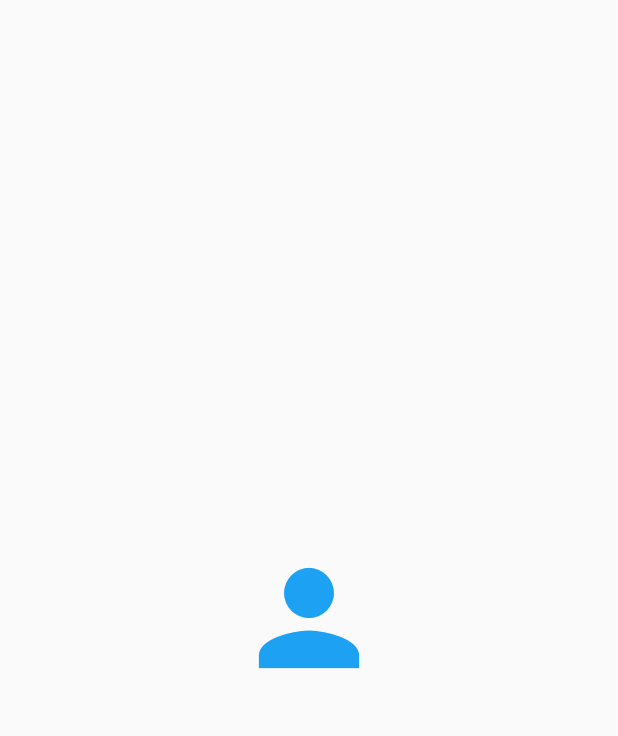
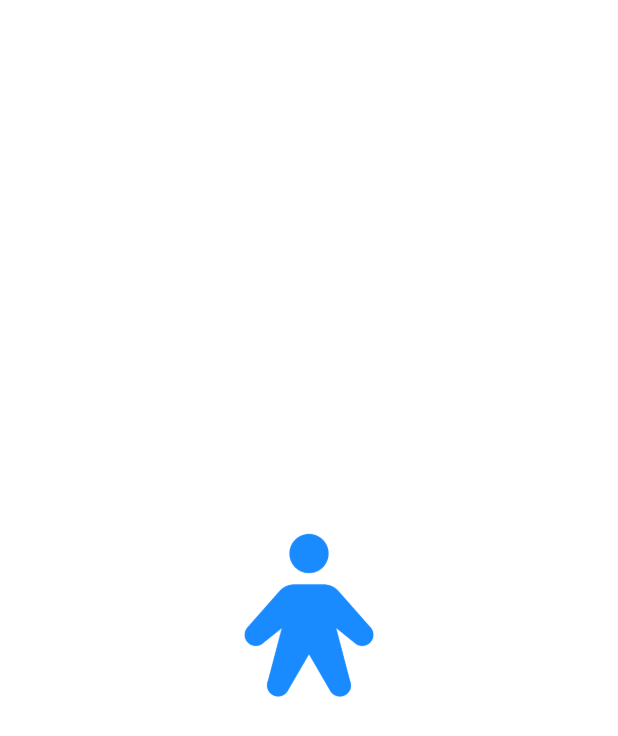
Before and after one commit to ijasmv/employee_app, a Flutter app: the SplashScreen screen opened directly, on a phone screen of 412 x 824 dp. Shown: the top 736 px of the screen. Run offline on Flutter 3.47's test engine with Material 2 defaults, Android fonts, the phone set to English and light mode, and no system bars; our stand-ins replace flutter_bloc, flutter_svg, flutter_swipe_action_cell, freezed_annotation, get_it, injectable and 2 more; accounts and stored records are empty.

Commit message:
delete bug fix

```diff
--- a/lib/application/core/constants/app_images.dart
+++ b/lib/application/core/constants/app_images.dart
@@ -9,4 +9,5 @@ class AppImages {
   static const String icArrow = "$_iconsPath/ic_arrow.svg";
   static const String icPrev = "$_iconsPath/ic_prev.svg";
   static const String icNext = "$_iconsPath/ic_next.svg";
+  static const String launcherIcon = "$_iconsPath/launcher_icon.png";
 }
--- a/lib/application/employee/employee_bloc.dart
+++ b/lib/application/employee/employee_bloc.dart
@@ -72,7 +72,7 @@ class EmployeeBloc extends Bloc<EmployeeEvent, EmployeeState> {
     // Get All Employees
     on<GetEmployees>((event, emit) async {
       final response = await _iEmployeeRepo.getAll();
-      if (response.isNotEmpty) {
+      // if (response.isNotEmpty) {
       List<EmployeeData> cEmp = [];
       List<EmployeeData> pEmp = [];
       for (var emp in response) {
@@ -88,7 +88,7 @@ class EmployeeBloc extends Bloc<EmployeeEvent, EmployeeState> {
         status: const EmployeeStatus.fetched(),
       );
       emit(newState);
-      }
+      // }
     });
   }
 }
--- a/lib/presentation/splash/splash_screen.dart
+++ b/lib/presentation/splash/splash_screen.dart
@@ -1,8 +1,10 @@
 import 'package:employee_app/application/core/constants/app_colors.dart';
+import 'package:employee_app/application/core/constants/app_images.dart';
 import 'package:employee_app/application/employee/employee_bloc.dart';
 import 'package:employee_app/presentation/employee/employee_screen.dart';
 import 'package:flutter/material.dart';
 import 'package:flutter_bloc/flutter_bloc.dart';
+import 'package:flutter_svg/svg.dart';
 
 class SplashScreen extends StatelessWidget {
   const SplashScreen({super.key});
@@ -15,13 +17,13 @@ class SplashScreen extends StatelessWidget {
       Navigator.pushReplacement(
           context, MaterialPageRoute(builder: (ctx) => const EmployeeScreen()));
     });
-    return const Scaffold(
+    return Scaffold(
+        backgroundColor: AppColors.white,
         body: Center(
-      child: Icon(
-        Icons.person,
-        color: AppColors.primaryColor,
-        size: 100,
-      ),
-    ));
+          child: Image.asset(
+            AppImages.launcherIcon,
+            height: 180,
+          ),
+        ));
   }
 }
--- a/pubspec.yaml
+++ b/pubspec.yaml
@@ -23,7 +23,6 @@ dependencies:
   json_serializable: ^6.6.1
   path_provider: ^2.0.15
   sqflite: ^2.2.8+4
-  flutter_date_pickers: ^0.4.2
   syncfusion_flutter_datepicker: ^19.4.50
 
 dev_dependencies:
```
Also changed, not shown: pubspec.lock. Lines whose indentation alone changed are shown as unchanged.
